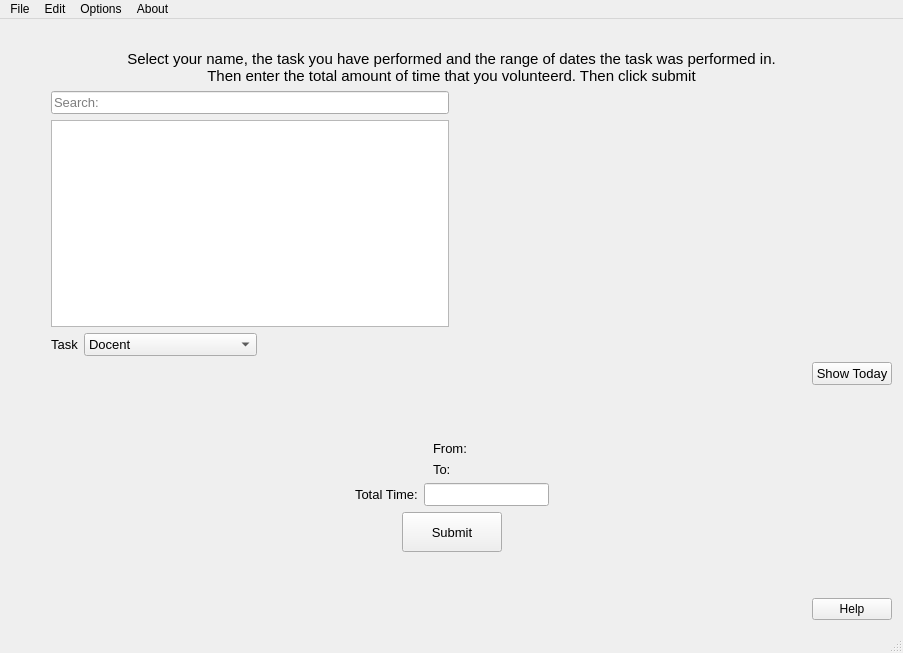
This is LogNotebook.ui in Beanalones/Log_Notebook as Qt 5 draws it before an edit. The edited form follows.
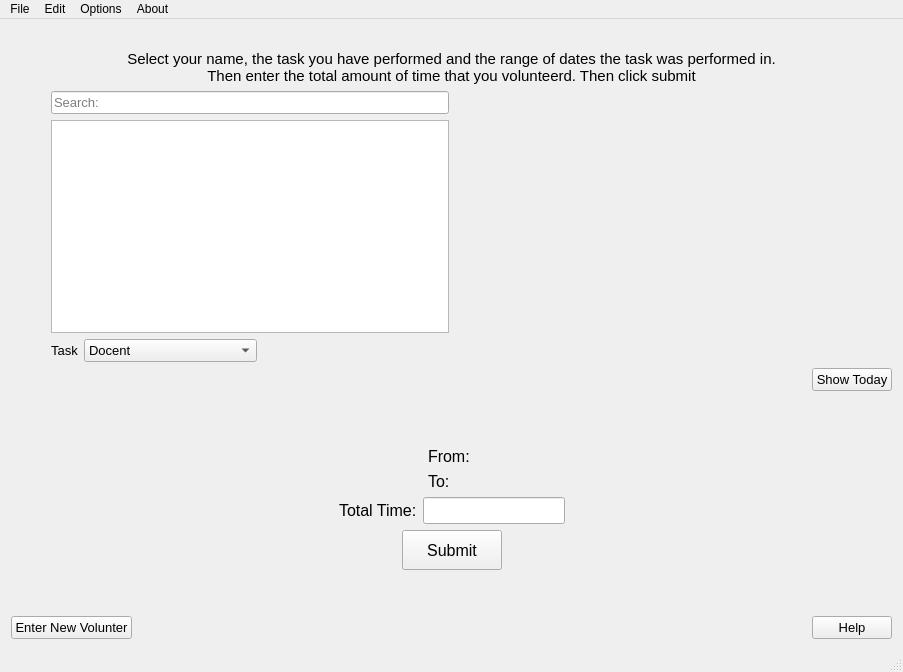
This is the edited form. Custom widgets are drawn as their Qt base class.

Commit message: Added button on home screen for adding names.

Patch:
```diff
--- a/LogNotebook.ui
+++ b/LogNotebook.ui
@@ -7,7 +7,7 @@
     <x>0</x>
     <y>0</y>
     <width>903</width>
-    <height>653</height>
+    <height>672</height>
    </rect>
   </property>
   <property name="windowTitle">
@@ -331,7 +331,7 @@
           </property>
           <property name="font">
            <font>
-            <pointsize>10</pointsize>
+            <pointsize>12</pointsize>
            </font>
           </property>
           <property name="text">
@@ -349,7 +349,7 @@
           </property>
           <property name="font">
            <font>
-            <pointsize>10</pointsize>
+            <pointsize>12</pointsize>
            </font>
           </property>
           <property name="text">
@@ -393,7 +393,7 @@
        <widget class="QLabel" name="label">
         <property name="font">
          <font>
-          <pointsize>10</pointsize>
+          <pointsize>12</pointsize>
          </font>
         </property>
         <property name="text">
@@ -411,7 +411,7 @@
         </property>
         <property name="font">
          <font>
-          <pointsize>10</pointsize>
+          <pointsize>12</pointsize>
          </font>
         </property>
         <property name="inputMask">
@@ -465,7 +465,7 @@
         </property>
         <property name="font">
          <font>
-          <pointsize>10</pointsize>
+          <pointsize>12</pointsize>
          </font>
         </property>
         <property name="text">
@@ -506,6 +506,18 @@
     </item>
     <item>
      <layout class="QHBoxLayout" name="horizontalLayout_5">
+      <item>
+       <widget class="QPushButton" name="enterNewBtn">
+        <property name="font">
+         <font>
+          <pointsize>10</pointsize>
+         </font>
+        </property>
+        <property name="text">
+         <string>Enter New Volunter</string>
+        </property>
+       </widget>
+      </item>
       <item>
        <spacer name="horizontalSpacer_8">
         <property name="orientation">
@@ -530,6 +542,11 @@
           <verstretch>0</verstretch>
          </sizepolicy>
         </property>
+        <property name="font">
+         <font>
+          <pointsize>10</pointsize>
+         </font>
+        </property>
         <property name="text">
          <string>Help</string>
         </property>
```
Left out of the diff: 2 changed lines with no effect on the pictures. The commit also changes 2 other files.
